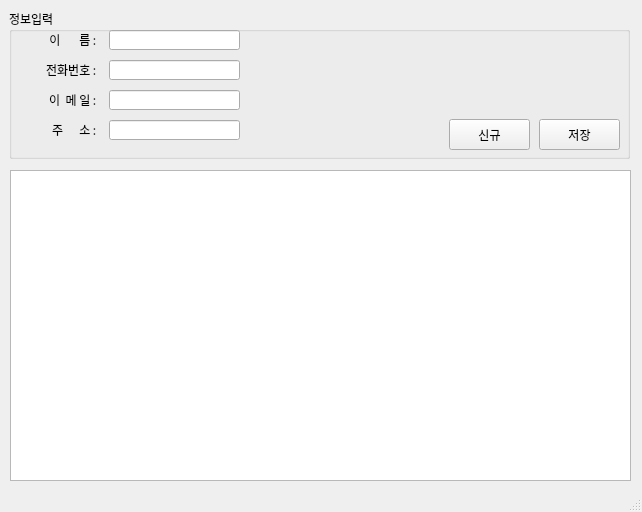
The window that part1/studyPyQt/addressBook.ui (hun2mung/miniprojects) describes before a commit, drawn with Qt 5.
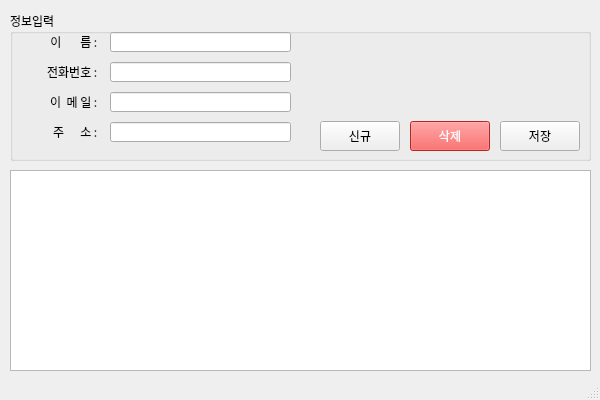
The same window after the commit.

```diff
--- a/part1/studyPyQt/addressBook.ui
+++ b/part1/studyPyQt/addressBook.ui
@@ -6,10 +6,28 @@
    <rect>
     <x>0</x>
     <y>0</y>
-    <width>642</width>
-    <height>512</height>
+    <width>600</width>
+    <height>400</height>
    </rect>
   </property>
+  <property name="sizePolicy">
+   <sizepolicy hsizetype="Fixed" vsizetype="Fixed">
+    <horstretch>0</horstretch>
+    <verstretch>0</verstretch>
+   </sizepolicy>
+  </property>
+  <property name="minimumSize">
+   <size>
+    <width>600</width>
+    <height>400</height>
+   </size>
+  </property>
+  <property name="maximumSize">
+   <size>
+    <width>600</width>
+    <height>400</height>
+   </size>
+  </property>
   <property name="font">
    <font>
     <family>나눔고딕</family>
@@ -22,9 +40,9 @@
    <widget class="QWidget" name="verticalLayoutWidget">
     <property name="geometry">
      <rect>
-      <x>9</x>
-      <y>9</y>
-      <width>621</width>
+      <x>10</x>
+      <y>11</y>
+      <width>581</width>
       <height>150</height>
      </rect>
     </property>
@@ -55,7 +73,7 @@
          <rect>
           <x>100</x>
           <y>21</y>
-          <width>131</width>
+          <width>181</width>
           <height>20</height>
          </rect>
         </property>
@@ -84,7 +102,7 @@
          <rect>
           <x>100</x>
           <y>51</y>
-          <width>131</width>
+          <width>181</width>
           <height>20</height>
          </rect>
         </property>
@@ -113,7 +131,7 @@
          <rect>
           <x>100</x>
           <y>81</y>
-          <width>131</width>
+          <width>181</width>
           <height>20</height>
          </rect>
         </property>
@@ -139,7 +157,7 @@
          <rect>
           <x>100</x>
           <y>111</y>
-          <width>131</width>
+          <width>181</width>
           <height>20</height>
          </rect>
         </property>
@@ -147,23 +165,482 @@
        <widget class="QPushButton" name="btnNew">
         <property name="geometry">
          <rect>
-          <x>440</x>
+          <x>310</x>
           <y>110</y>
-          <width>81</width>
-          <height>31</height>
+          <width>80</width>
+          <height>30</height>
          </rect>
         </property>
         <property name="text">
          <string>신규</string>
         </property>
        </widget>
+       <widget class="QPushButton" name="btnDel">
+        <property name="geometry">
+         <rect>
+          <x>400</x>
+          <y>110</y>
+          <width>80</width>
+          <height>30</height>
+         </rect>
+        </property>
+        <property name="palette">
+         <palette>
+          <active>
+           <colorrole role="WindowText">
+            <brush brushstyle="SolidPattern">
+             <color alpha="255">
+              <red>255</red>
+              <green>255</green>
+              <blue>255</blue>
+             </color>
+            </brush>
+           </colorrole>
+           <colorrole role="Button">
+            <brush brushstyle="SolidPattern">
+             <color alpha="255">
+              <red>255</red>
+              <green>50</green>
+              <blue>50</blue>
+             </color>
+            </brush>
+           </colorrole>
+           <colorrole role="Light">
+            <brush brushstyle="SolidPattern">
+             <color alpha="255">
+              <red>255</red>
+              <green>255</green>
+              <blue>255</blue>
+             </color>
+            </brush>
+           </colorrole>
+           <colorrole role="Midlight">
+            <brush brushstyle="SolidPattern">
+             <color alpha="255">
+              <red>255</red>
+              <green>255</green>
+              <blue>255</blue>
+             </color>
+            </brush>
+           </colorrole>
+           <colorrole role="Dark">
+            <brush brushstyle="SolidPattern">
+             <color alpha="255">
+              <red>127</red>
+              <green>127</green>
+              <blue>127</blue>
+             </color>
+            </brush>
+           </colorrole>
+           <colorrole role="Mid">
+            <brush brushstyle="SolidPattern">
+             <color alpha="255">
+              <red>170</red>
+              <green>170</green>
+              <blue>170</blue>
+             </color>
+            </brush>
+           </colorrole>
+           <colorrole role="Text">
+            <brush brushstyle="SolidPattern">
+             <color alpha="255">
+              <red>255</red>
+              <green>255</green>
+              <blue>255</blue>
+             </color>
+            </brush>
+           </colorrole>
+           <colorrole role="BrightText">
+            <brush brushstyle="SolidPattern">
+             <color alpha="255">
+              <red>255</red>
+              <green>255</green>
+              <blue>255</blue>
+             </color>
+            </brush>
+           </colorrole>
+           <colorrole role="ButtonText">
+            <brush brushstyle="SolidPattern">
+             <color alpha="255">
+              <red>255</red>
+              <green>255</green>
+              <blue>255</blue>
+             </color>
+            </brush>
+           </colorrole>
+           <colorrole role="Base">
+            <brush brushstyle="SolidPattern">
+             <color alpha="255">
+              <red>255</red>
+              <green>50</green>
+              <blue>50</blue>
+             </color>
+            </brush>
+           </colorrole>
+           <colorrole role="Window">
+            <brush brushstyle="SolidPattern">
+             <color alpha="255">
+              <red>255</red>
+              <green>50</green>
+              <blue>50</blue>
+             </color>
+            </brush>
+           </colorrole>
+           <colorrole role="Shadow">
+            <brush brushstyle="SolidPattern">
+             <color alpha="255">
+              <red>0</red>
+              <green>0</green>
+              <blue>0</blue>
+             </color>
+            </brush>
+           </colorrole>
+           <colorrole role="AlternateBase">
+            <brush brushstyle="SolidPattern">
+             <color alpha="255">
+              <red>255</red>
+              <green>255</green>
+              <blue>255</blue>
+             </color>
+            </brush>
+           </colorrole>
+           <colorrole role="ToolTipBase">
+            <brush brushstyle="SolidPattern">
+             <color alpha="255">
+              <red>255</red>
+              <green>255</green>
+              <blue>220</blue>
+             </color>
+            </brush>
+           </colorrole>
+           <colorrole role="ToolTipText">
+            <brush brushstyle="SolidPattern">
+             <color alpha="255">
+              <red>0</red>
+              <green>0</green>
+              <blue>0</blue>
+             </color>
+            </brush>
+           </colorrole>
+           <colorrole role="PlaceholderText">
+            <brush brushstyle="SolidPattern">
+             <color alpha="128">
+              <red>0</red>
+              <green>0</green>
+              <blue>0</blue>
+             </color>
+            </brush>
+           </colorrole>
+          </active>
+          <inactive>
+           <colorrole role="WindowText">
+            <brush brushstyle="SolidPattern">
+             <color alpha="255">
+              <red>255</red>
+              <green>255</green>
+              <blue>255</blue>
+             </color>
+            </brush>
+           </colorrole>
+           <colorrole role="Button">
+            <brush brushstyle="SolidPattern">
+             <color alpha="255">
+              <red>255</red>
+              <green>50</green>
+              <blue>50</blue>
+             </color>
+            </brush>
+           </colorrole>
+           <colorrole role="Light">
+            <brush brushstyle="SolidPattern">
+             <color alpha="255">
+              <red>255</red>
+              <green>255</green>
+              <blue>255</blue>
+             </color>
+            </brush>
+           </colorrole>
+           <colorrole role="Midlight">
+            <brush brushstyle="SolidPattern">
+             <color alpha="255">
+              <red>255</red>
+              <green>255</green>
+              <blue>255</blue>
+             </color>
+            </brush>
+           </colorrole>
+           <colorrole role="Dark">
+            <brush brushstyle="SolidPattern">
+             <color alpha="255">
+              <red>127</red>
+              <green>127</green>
+              <blue>127</blue>
+             </color>
+            </brush>
+           </colorrole>
+           <colorrole role="Mid">
+            <brush brushstyle="SolidPattern">
+             <color alpha="255">
+              <red>170</red>
+              <green>170</green>
+              <blue>170</blue>
+             </color>
+            </brush>
+           </colorrole>
+           <colorrole role="Text">
+            <brush brushstyle="SolidPattern">
+             <color alpha="255">
+              <red>255</red>
+              <green>255</green>
+              <blue>255</blue>
+             </color>
+            </brush>
+           </colorrole>
+           <colorrole role="BrightText">
+            <brush brushstyle="SolidPattern">
+             <color alpha="255">
+              <red>255</red>
+              <green>255</green>
+              <blue>255</blue>
+             </color>
+            </brush>
+           </colorrole>
+           <colorrole role="ButtonText">
+            <brush brushstyle="SolidPattern">
+             <color alpha="255">
+              <red>255</red>
+              <green>255</green>
+              <blue>255</blue>
+             </color>
+            </brush>
+           </colorrole>
+           <colorrole role="Base">
+            <brush brushstyle="SolidPattern">
+             <color alpha="255">
+              <red>255</red>
+              <green>50</green>
+              <blue>50</blue>
+             </color>
+            </brush>
+           </colorrole>
+           <colorrole role="Window">
+            <brush brushstyle="SolidPattern">
+             <color alpha="255">
+              <red>255</red>
+              <green>50</green>
+              <blue>50</blue>
+             </color>
+            </brush>
+           </colorrole>
+           <colorrole role="Shadow">
+            <brush brushstyle="SolidPattern">
+             <color alpha="255">
+              <red>0</red>
+              <green>0</green>
+              <blue>0</blue>
+             </color>
+            </brush>
+           </colorrole>
+           <colorrole role="AlternateBase">
+            <brush brushstyle="SolidPattern">
+             <color alpha="255">
+              <red>255</red>
+              <green>255</green>
+              <blue>255</blue>
+             </color>
+            </brush>
+           </colorrole>
+           <colorrole role="ToolTipBase">
+            <brush brushstyle="SolidPattern">
+             <color alpha="255">
+              <red>255</red>
+              <green>255</green>
+              <blue>220</blue>
+             </color>
+            </brush>
+           </colorrole>
+           <colorrole role="ToolTipText">
+            <brush brushstyle="SolidPattern">
+             <color alpha="255">
+              <red>0</red>
+              <green>0</green>
+              <blue>0</blue>
+             </color>
+            </brush>
+           </colorrole>
+           <colorrole role="PlaceholderText">
+            <brush brushstyle="SolidPattern">
+             <color alpha="128">
+              <red>0</red>
+              <green>0</green>
+              <blue>0</blue>
+             </color>
+            </brush>
+           </colorrole>
+          </inactive>
+          <disabled>
+           <colorrole role="WindowText">
+            <brush brushstyle="SolidPattern">
+             <color alpha="255">
+              <red>255</red>
+              <green>255</green>
+              <blue>255</blue>
+             </color>
+            </brush>
+           </colorrole>
+           <colorrole role="Button">
+            <brush brushstyle="SolidPattern">
+             <color alpha="255">
+              <red>255</red>
+              <green>50</green>
+              <blue>50</blue>
+             </color>
+            </brush>
+           </colorrole>
+           <colorrole role="Light">
+            <brush brushstyle="SolidPattern">
+             <color alpha="255">
+              <red>255</red>
+              <green>255</green>
+              <blue>255</blue>
+             </color>
+            </brush>
+           </colorrole>
+           <colorrole role="Midlight">
+            <brush brushstyle="SolidPattern">
+             <color alpha="255">
+              <red>255</red>
+              <green>255</green>
+              <blue>255</blue>
+             </color>
+            </brush>
+           </colorrole>
+           <colorrole role="Dark">
+            <brush brushstyle="SolidPattern">
+             <color alpha="255">
+              <red>127</red>
+              <green>127</green>
+              <blue>127</blue>
+             </color>
+            </brush>
+           </colorrole>
+           <colorrole role="Mid">
+            <brush brushstyle="SolidPattern">
+             <color alpha="255">
+              <red>170</red>
+              <green>170</green>
+              <blue>170</blue>
+             </color>
+            </brush>
+           </colorrole>
+           <colorrole role="Text">
+            <brush brushstyle="SolidPattern">
+             <color alpha="255">
+              <red>255</red>
+              <green>255</green>
+              <blue>255</blue>
+             </color>
+            </brush>
+           </colorrole>
+           <colorrole role="BrightText">
+            <brush brushstyle="SolidPattern">
+             <color alpha="255">
+              <red>255</red>
+              <green>255</green>
+              <blue>255</blue>
+             </color>
+            </brush>
+           </colorrole>
+           <colorrole role="ButtonText">
+            <brush brushstyle="SolidPattern">
+             <color alpha="255">
+              <red>255</red>
+              <green>255</green>
+              <blue>255</blue>
+             </color>
+            </brush>
+           </colorrole>
+           <colorrole role="Base">
+            <brush brushstyle="SolidPattern">
+             <color alpha="255">
+              <red>255</red>
+              <green>50</green>
+              <blue>50</blue>
+             </color>
+            </brush>
+           </colorrole>
+           <colorrole role="Window">
+            <brush brushstyle="SolidPattern">
+             <color alpha="255">
+              <red>255</red>
+              <green>50</green>
+              <blue>50</blue>
+             </color>
+            </brush>
+           </colorrole>
+           <colorrole role="Shadow">
+            <brush brushstyle="SolidPattern">
+             <color alpha="255">
+              <red>0</red>
+              <green>0</green>
+              <blue>0</blue>
+             </color>
+            </brush>
+           </colorrole>
+           <colorrole role="AlternateBase">
+            <brush brushstyle="SolidPattern">
+             <color alpha="255">
+              <red>255</red>
+              <green>255</green>
+              <blue>255</blue>
+             </color>
+            </brush>
+           </colorrole>
+           <colorrole role="ToolTipBase">
+            <brush brushstyle="SolidPattern">
+             <color alpha="255">
+              <red>255</red>
+              <green>255</green>
+              <blue>220</blue>
+             </color>
+            </brush>
+           </colorrole>
+           <colorrole role="ToolTipText">
+            <brush brushstyle="SolidPattern">
+             <color alpha="255">
+              <red>0</red>
+              <green>0</green>
+              <blue>0</blue>
+             </color>
+            </brush>
+           </colorrole>
+           <colorrole role="PlaceholderText">
+            <brush brushstyle="SolidPattern">
+             <color alpha="128">
+              <red>0</red>
+              <green>0</green>
+              <blue>0</blue>
+             </color>
+            </brush>
+           </colorrole>
+          </disabled>
+         </palette>
+        </property>
+        <property name="styleSheet">
+         <string notr="true">background-color:rgb(255,50,50);
+color : rgb(255,255,255)</string>
+        </property>
+        <property name="text">
+         <string>삭제</string>
+        </property>
+       </widget>
        <widget class="QPushButton" name="btnSave">
         <property name="geometry">
          <rect>
-          <x>530</x>
+          <x>490</x>
           <y>110</y>
-          <width>81</width>
-          <height>31</height>
+          <width>80</width>
+          <height>30</height>
          </rect>
         </property>
         <property name="text">
@@ -179,8 +656,8 @@
      <rect>
       <x>10</x>
       <y>170</y>
-      <width>621</width>
-      <height>311</height>
+      <width>581</width>
+      <height>201</height>
      </rect>
     </property>
     <layout class="QVBoxLayout" name="verticalLayout_2">
```
